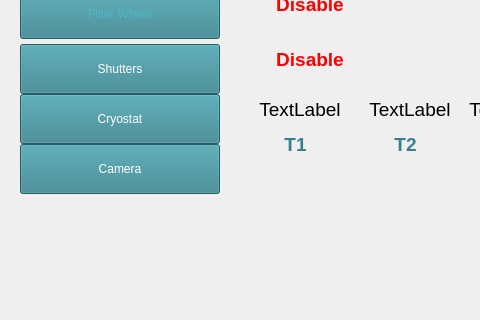
Old version of the form nottcontrol/main_window.ui in the repository SCIFY-IvS/NOTTControl; both pictures show x 0 to 480 and y 466 to 786 of the 1024 by 786 pixel window.
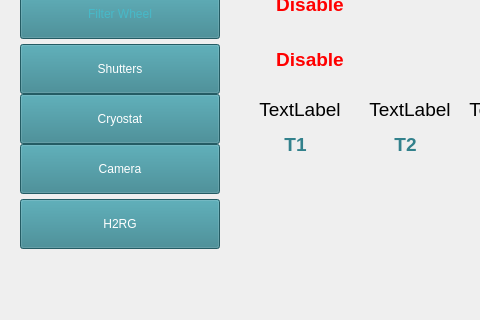
New version of the form. Icons and pictures are not drawn.

Commit message:
Add H2RG GUI with FITS preview and automatic ZMQ server startup.
Integrate the MACIE control window into the main dashboard, wire acquisition controls to the existing interface, and launch zmq_server on demand when the H2RG window opens.

The edit to the form file:
```diff
--- a/nottcontrol/main_window.ui
+++ b/nottcontrol/main_window.ui
@@ -582,6 +582,24 @@
      <string>Camera</string>
     </property>
    </widget>
+   <widget class="QPushButton" name="pushButton_h2rg">
+    <property name="geometry">
+     <rect>
+      <x>20</x>
+      <y>665</y>
+      <width>200</width>
+      <height>50</height>
+     </rect>
+    </property>
+    <property name="styleSheet">
+     <string notr="true">background-color: rgb(50, 129, 140);
+font: 700 14pt &quot;Segoe UI&quot;;
+color: rgb(255, 255, 255);</string>
+    </property>
+    <property name="text">
+     <string>H2RG</string>
+    </property>
+   </widget>
    <widget class="QPushButton" name="pushButton_tiptilt">
     <property name="geometry">
      <rect>
```
The commit also changes 7 other files.
